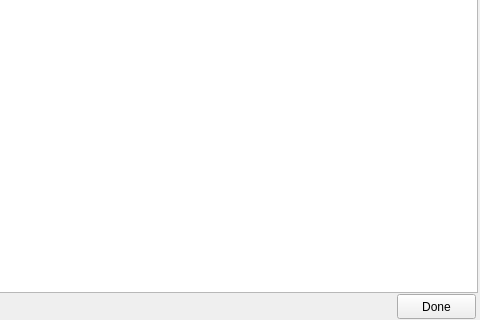
Above: src/pfs_obsproc_planning/GUI_window/proposalWindow.ui from Subaru-PFS/pfs_obsproc_planning_tools before the change; both pictures show x 323 to 803 and y 98 to 418 of the 803 by 418 pixel window. Below: the same form after it.
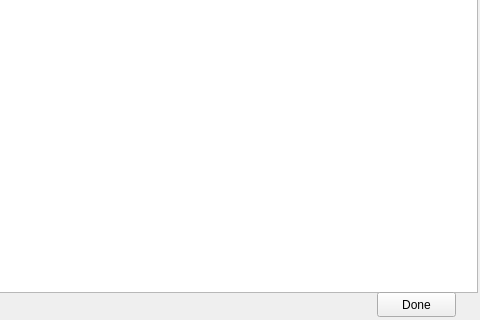
That is the form after the change.

What changed in the file:
```diff
--- a/src/pfs_obsproc_planning/GUI_window/proposalWindow.ui
+++ b/src/pfs_obsproc_planning/GUI_window/proposalWindow.ui
@@ -42,8 +42,8 @@
    <widget class="QPushButton" name="pushButton_pslDone">
     <property name="geometry">
      <rect>
-      <x>720</x>
-      <y>392</y>
+      <x>700</x>
+      <y>390</y>
       <width>79</width>
       <height>25</height>
      </rect>
```
